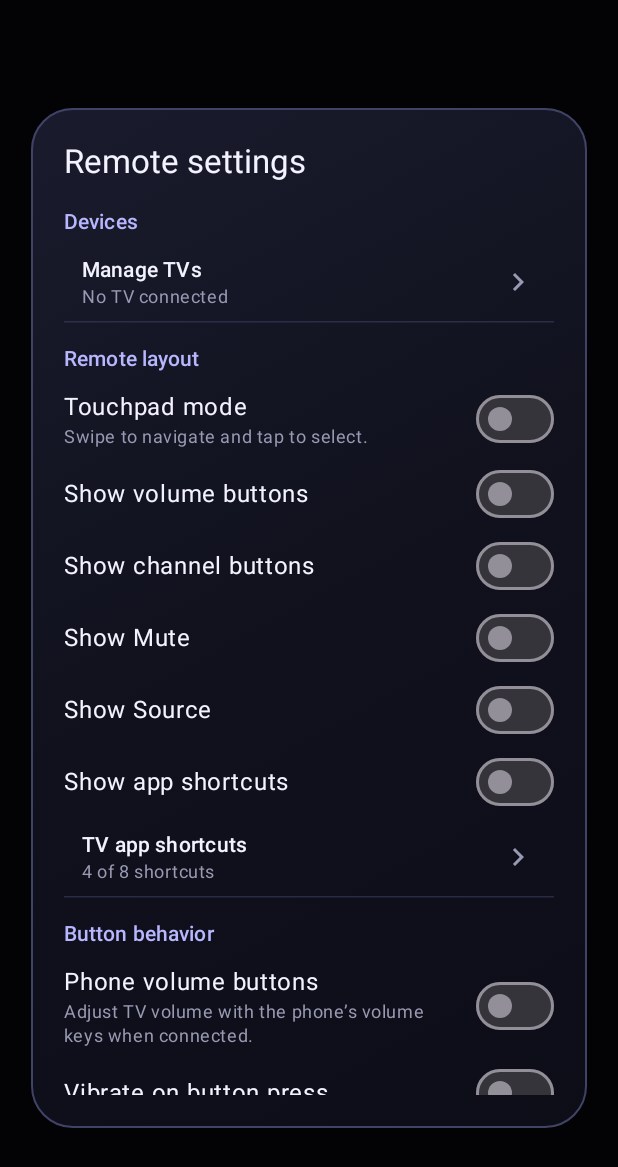
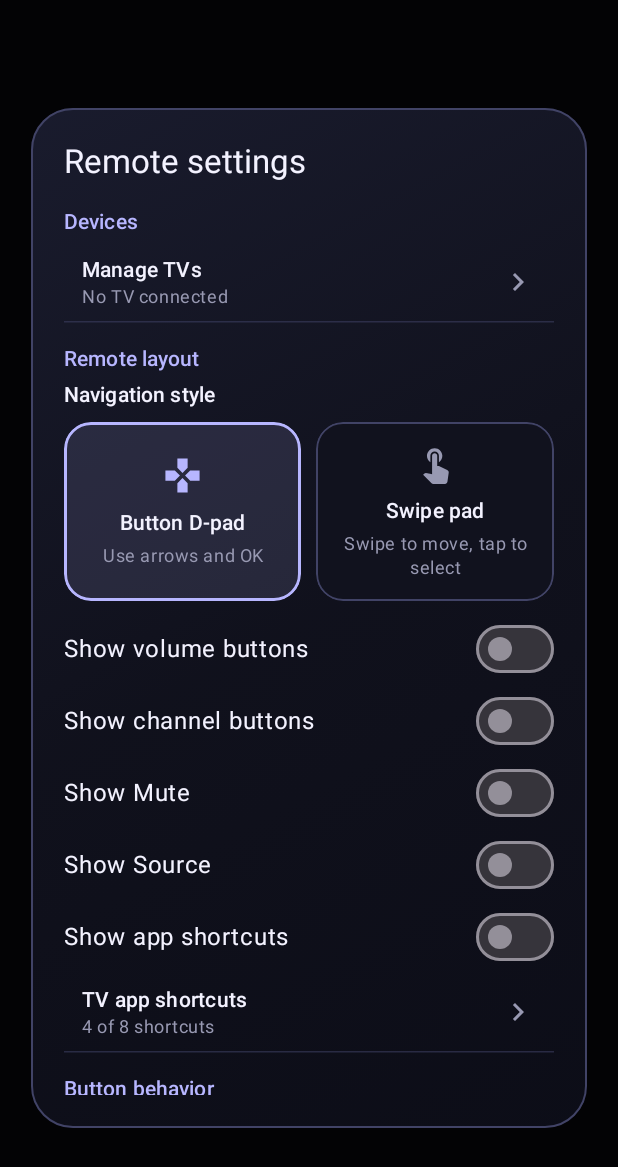
Before and after one commit to jurim007/android-tv-remote, an Android app built with Jetpack Compose: the composable RemoteSettingsDialog called with sample values from the repository, on a phone screen of 412 x 824 dp. Shown: the top 1167 px of the screen. Run offline under Robolectric (Android 15) with nearby library versions, the phone set to English and light mode, and no system bars; libraries missing offline, so code that uses them is left out: androidx.lifecycle.viewmodel.

Commit message:
feat(settings): add navigation cards and confirmed defaults reset

```diff
--- a/app/src/main/java/com/jurim007/androidtvremote/ui/RemoteScreen.kt
+++ b/app/src/main/java/com/jurim007/androidtvremote/ui/RemoteScreen.kt
@@ -264,6 +264,7 @@ fun RemoteScreen(
             onTouchpadEnabledChange = viewModel::setTouchpadEnabled,
             options = options,
             onOptionChange = viewModel::setRemoteOption,
+            onRestoreDefaults = viewModel::restoreRemoteDefaults,
             onManageTvs = { connectionDialogMode = "manage" },
             onShortcutsChange = viewModel::saveShortcuts,
             connectionState = connectionState,
@@ -518,8 +519,6 @@ private fun RemoteControls(
                     groupDescription = "Volume",
                     modifier = Modifier.fillMaxHeight(),
                 )
-            } else if (showChannel) {
-                Spacer(Modifier.width(sideWidth))
             }
             if (touchpadEnabled) {
                 Touchpad(
@@ -547,8 +546,6 @@ private fun RemoteControls(
                     groupDescription = "Channel",
                     modifier = Modifier.fillMaxHeight(),
                 )
-            } else if (showVolume) {
-                Spacer(Modifier.width(sideWidth))
             }
         }
         Spacer(Modifier.height(14.dp))
--- a/app/src/main/java/com/jurim007/androidtvremote/ui/RemoteSettingsDialog.kt
+++ b/app/src/main/java/com/jurim007/androidtvremote/ui/RemoteSettingsDialog.kt
@@ -13,6 +13,8 @@ import androidx.compose.foundation.background
 import androidx.compose.foundation.border
 import androidx.compose.foundation.layout.Arrangement
 import androidx.compose.foundation.layout.Box
+import androidx.compose.foundation.layout.IntrinsicSize
+import androidx.compose.foundation.layout.fillMaxHeight
 import androidx.compose.foundation.layout.Column
 import androidx.compose.foundation.layout.Row
 import androidx.compose.foundation.layout.Spacer
@@ -26,11 +28,16 @@ import androidx.compose.foundation.shape.RoundedCornerShape
 import androidx.compose.foundation.text.KeyboardOptions
 import androidx.compose.foundation.verticalScroll
 import androidx.compose.foundation.selection.toggleable
+import androidx.compose.foundation.selection.selectable
+import androidx.compose.foundation.selection.selectableGroup
 import androidx.compose.material.icons.Icons
 import androidx.compose.material.icons.filled.Add
 import androidx.compose.material.icons.filled.DragHandle
+import androidx.compose.material.icons.filled.Gamepad
+import androidx.compose.material.icons.filled.TouchApp
 import androidx.compose.material.icons.automirrored.filled.KeyboardArrowRight
 import androidx.compose.material.icons.filled.Tv
+import androidx.compose.material3.AlertDialog
 import androidx.compose.material3.Button
 import androidx.compose.material3.Icon
 import androidx.compose.material3.HorizontalDivider
@@ -54,12 +61,14 @@ import androidx.compose.runtime.setValue
 import androidx.compose.ui.Alignment
 import androidx.compose.ui.Modifier
 import androidx.compose.ui.focus.onFocusChanged
+import androidx.compose.ui.draw.clip
 import androidx.compose.ui.geometry.Rect
 import androidx.compose.ui.graphics.Brush
 import androidx.compose.ui.graphics.Color
 import androidx.compose.ui.graphics.ColorFilter
 import androidx.compose.ui.graphics.asImageBitmap
 import androidx.compose.ui.graphics.ImageBitmap
+import androidx.compose.ui.graphics.vector.ImageVector
 import androidx.compose.ui.input.pointer.pointerInput
 import androidx.compose.ui.layout.onGloballyPositioned
 import androidx.compose.ui.layout.positionInRoot
@@ -69,6 +78,7 @@ import androidx.compose.ui.semantics.CustomAccessibilityAction
 import androidx.compose.ui.semantics.Role
 import androidx.compose.ui.semantics.customActions
 import androidx.compose.ui.semantics.semantics
+import androidx.compose.ui.text.style.TextAlign
 import androidx.compose.ui.text.input.ImeAction
 import androidx.compose.ui.text.input.KeyboardType
 import androidx.compose.ui.text.input.TextFieldValue
@@ -103,11 +113,13 @@ fun RemoteSettingsDialog(
     onTouchpadEnabledChange: (Boolean) -> Unit,
     options: Set<RemoteOption>,
     onOptionChange: (RemoteOption, Boolean) -> Unit,
+    onRestoreDefaults: () -> Unit,
     onManageTvs: () -> Unit,
     onShortcutsChange: (List<TvAppShortcut>) -> Unit,
     connectionState: TvConnectionState,
     onDismiss: () -> Unit,
 ) {
+    var restoreTarget by rememberSaveable { mutableStateOf<RestoreTarget?>(null) }
     var showShortcuts by rememberSaveable { mutableStateOf(false) }
     var addingShortcut by rememberSaveable { mutableStateOf(false) }
     var editingPackageName by rememberSaveable { mutableStateOf<String?>(null) }
@@ -228,7 +240,7 @@ fun RemoteSettingsDialog(
                     Text(if (shortcuts.size < MAX_TV_SHORTCUTS) "Add TV app" else "Eight app limit reached")
                 }
                 if (shortcuts != defaultTvShortcuts) {
-                    TextButton(onClick = { onShortcutsChange(defaultTvShortcuts) }) {
+                    TextButton(onClick = { restoreTarget = RestoreTarget.SHORTCUTS }) {
                         Text("Restore default shortcuts")
                     }
                 }
@@ -250,10 +262,8 @@ fun RemoteSettingsDialog(
                     SettingsLink("Manage TVs", connectionDescription, onManageTvs)
                 }
                 SettingsSection("Remote layout") {
-                    SettingsToggle(
-                        title = "Touchpad mode",
-                        detail = "Swipe to navigate and tap to select.",
-                        enabled = touchpadEnabled,
+                    NavigationStylePicker(
+                        touchpadEnabled = touchpadEnabled,
                         onChange = onTouchpadEnabledChange,
                     )
                     CONTROL_OPTIONS.forEach { (option, label) ->
@@ -274,11 +284,102 @@ fun RemoteSettingsDialog(
                         enabled = RemoteOption.VIBRATION in options,
                     ) { onOptionChange(RemoteOption.VIBRATION, it) }
                 }
-                TextButton(onClick = onDismiss, modifier = Modifier.align(Alignment.End)) {
-                    Text("Done")
+                Row(
+                    modifier = Modifier.fillMaxWidth(),
+                    horizontalArrangement = Arrangement.SpaceBetween,
+                ) {
+                    TextButton(onClick = { restoreTarget = RestoreTarget.REMOTE }) {
+                        Text("Restore defaults")
+                    }
+                    TextButton(onClick = onDismiss) { Text("Done") }
                 }
             }
         }
+    }
+    restoreTarget?.let { target ->
+        val resetRemote = target == RestoreTarget.REMOTE
+        AlertDialog(
+            onDismissRequest = { restoreTarget = null },
+            title = { Text(if (resetRemote) "Restore remote defaults?" else "Restore default shortcuts?") },
+            text = {
+                Text(
+                    if (resetRemote) {
+                        "This resets the layout and button behavior and replaces your shortcuts with the four defaults. Your paired TVs stay saved."
+                    } else {
+                        "This replaces your shortcuts with the four default apps."
+                    },
+                )
+            },
+            confirmButton = {
+                TextButton(onClick = {
+                    restoreTarget = null
+                    if (resetRemote) onRestoreDefaults() else onShortcutsChange(defaultTvShortcuts)
+                }) { Text("Restore") }
+            },
+            dismissButton = {
+                TextButton(onClick = { restoreTarget = null }) { Text("Cancel") }
+            },
+        )
+    }
+}
+
+private enum class RestoreTarget { REMOTE, SHORTCUTS }
+
+@Composable
+private fun NavigationStylePicker(touchpadEnabled: Boolean, onChange: (Boolean) -> Unit) {
+    Text("Navigation style", color = RemoteText, style = MaterialTheme.typography.titleSmall)
+    Spacer(Modifier.height(8.dp))
+    Row(
+        modifier = Modifier.fillMaxWidth().height(IntrinsicSize.Min).selectableGroup(),
+        horizontalArrangement = Arrangement.spacedBy(10.dp),
+    ) {
+        NavigationStyleCard(
+            title = "Button D-pad",
+            detail = "Use arrows and OK",
+            icon = Icons.Filled.Gamepad,
+            selected = !touchpadEnabled,
+            onClick = { onChange(false) },
+            modifier = Modifier.weight(1f),
+        )
+        NavigationStyleCard(
+            title = "Swipe pad",
+            detail = "Swipe to move, tap to select",
+            icon = Icons.Filled.TouchApp,
+            selected = touchpadEnabled,
+            onClick = { onChange(true) },
+            modifier = Modifier.weight(1f),
+        )
+    }
+    Spacer(Modifier.height(8.dp))
+}
+
+@Composable
+private fun NavigationStyleCard(
+    title: String,
+    detail: String,
+    icon: ImageVector,
+    selected: Boolean,
+    onClick: () -> Unit,
+    modifier: Modifier = Modifier,
+) {
+    val shape = RoundedCornerShape(18.dp)
+    Column(
+        modifier = modifier
+            .fillMaxHeight()
+            .clip(shape)
+            .background(if (selected) RemoteAccent.copy(alpha = 0.13f) else RemoteSurface)
+            .border(if (selected) 2.dp else 1.dp, if (selected) RemoteAccent else RemoteBorder, shape)
+            .selectable(selected = selected, role = Role.RadioButton, onClick = onClick)
+            .padding(horizontal = 8.dp, vertical = 14.dp),
+        horizontalAlignment = Alignment.CenterHorizontally,
+        verticalArrangement = Arrangement.Center,
+    ) {
+        Icon(icon, contentDescription = null, tint = if (selected) RemoteAccent else RemoteMuted,
+            modifier = Modifier.size(27.dp))
+        Spacer(Modifier.height(8.dp))
+        Text(title, color = RemoteText, style = MaterialTheme.typography.titleSmall, textAlign = TextAlign.Center)
+        Spacer(Modifier.height(4.dp))
+        Text(detail, color = RemoteMuted, style = MaterialTheme.typography.bodySmall, textAlign = TextAlign.Center)
     }
 }
 
```
Also changed, not shown: app/src/main/java/com/jurim007/androidtvremote/data/AppShortcutPreferences.kt (+8 -0 lines), app/src/main/java/com/jurim007/androidtvremote/ui/RemoteViewModel.kt (+12 -0 lines).
